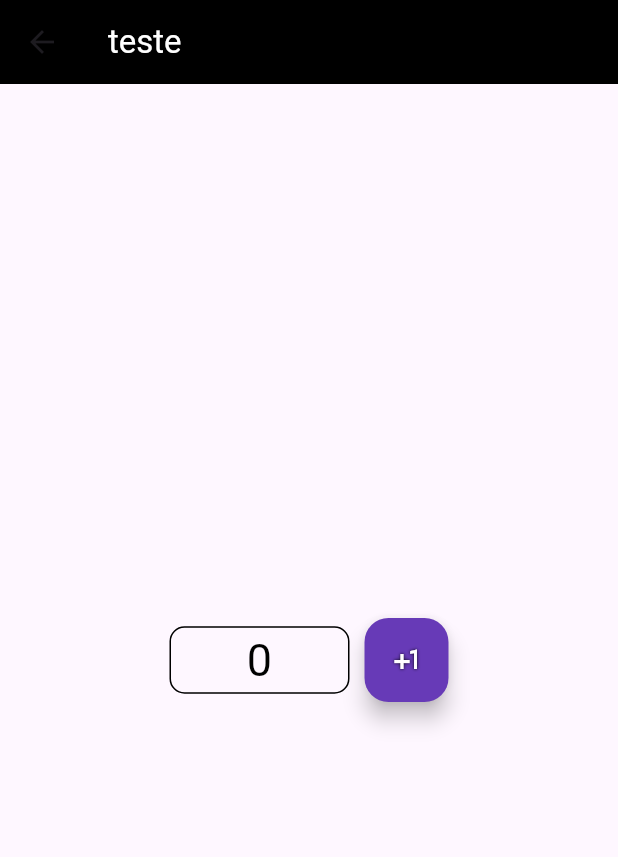
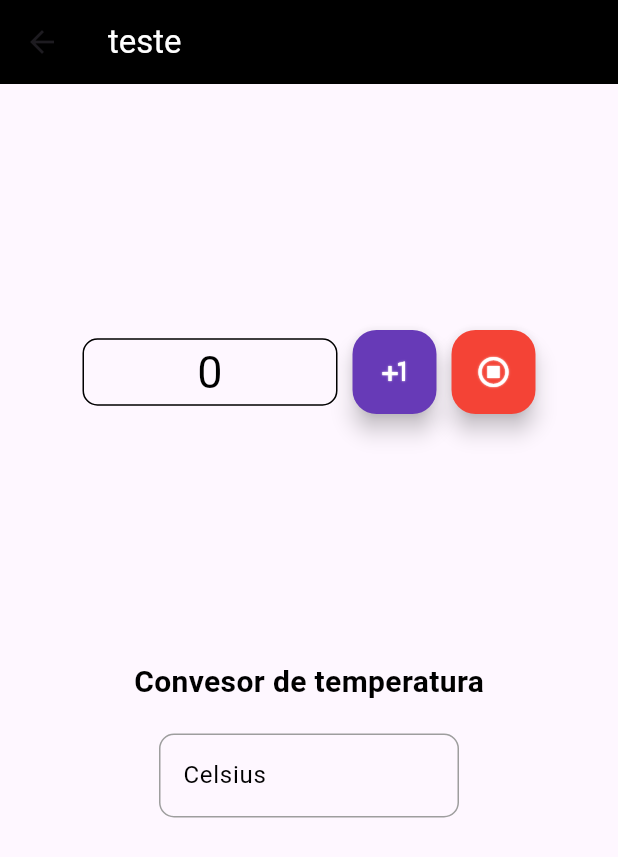
Before and after one commit to gusfrancoo/flutter_faculdade, a Flutter app: the HomeScreen screen opened by its route, on a phone screen of 412 x 824 dp. Shown: the top 857 px of the screen. Run offline on Flutter 3.47's test engine with Material 3 defaults, Android fonts, the phone set to English and light mode, and no system bars; our stand-ins replace get.

Commit message:
teste de implementação de input

```diff
--- a/lib/app/controllers/home_controller.dart
+++ b/lib/app/controllers/home_controller.dart
@@ -1,10 +1,14 @@
 
+import 'package:flutter/material.dart';
 import 'package:get/get.dart';
 
 class HomeController extends GetxController {
 
   final RxBool carregado = false.obs;
   final RxInt contador = 0.obs;
+  // final RxInt celsius = 0.obs;
+
+  final celsius = TextEditingController();
 
 
   @override
@@ -12,4 +16,5 @@ class HomeController extends GetxController {
     carregado.value = true;
   }
 
+
 }
--- a/lib/app/screens/auth/login_screen.dart
+++ b/lib/app/screens/auth/login_screen.dart
@@ -15,6 +15,7 @@ class LoginScreen extends StatelessWidget {
 
     return Scaffold(
 
+      appBar: AppBar(backgroundColor: Colors.black),
       body:
           Center(
             child: Padding(
--- a/lib/app/screens/home_screen.dart
+++ b/lib/app/screens/home_screen.dart
@@ -19,15 +19,13 @@ class HomeScreen extends StatelessWidget {
           Column(
             children: [
               Expanded(
-                child: Center(
                 child: Padding(
                   padding: const EdgeInsets.symmetric(horizontal: 10),
                   child: Row(
                     mainAxisAlignment: MainAxisAlignment.center,
                     children: [
                       Container(
-                          width: 120,
-                          height: 45,
+                        width: 170,
                           decoration: BoxDecoration(
                             border: Border.all(color: Colors.black, width: 1),
                             borderRadius: BorderRadius.all(Radius.circular(10)),
@@ -41,9 +39,11 @@ class HomeScreen extends StatelessWidget {
 
                             ),
                           ),
+
                       ),
                       SizedBox(width: 10,),
                       FloatingActionButton(
+                        // hoverElevation: 10,
                         onPressed: () {
 
                           _controller.contador.value++;
@@ -54,8 +54,27 @@ class HomeScreen extends StatelessWidget {
                           color: Colors.white,
                           shadows: [
                             Shadow(
-                                blurRadius: 2,
-                                color: Colors.black
+                              blurRadius: 1,
+                              color: Colors.white
+                              )
+                          ],
+                        ),
+                      ),
+                      SizedBox(width: 10,),
+                      FloatingActionButton(
+                        // hoverElevation: 10,
+                        onPressed: () {
+
+                          _controller.contador.value = 0;
+                        },
+                        backgroundColor: Colors.red,
+                        child: Icon(
+                          Icons.stop_circle_outlined,
+                          color: Colors.white,
+                          shadows: [
+                            Shadow(
+                              blurRadius: 1,
+                              color: Colors.white
                               )
                           ],
                         ),
@@ -64,6 +83,70 @@ class HomeScreen extends StatelessWidget {
                   ),
                 ),
               ),
+              Expanded(
+                child: Column(
+                  children: [
+                    Text(
+                      'Convesor de temperatura',
+                      style: TextStyle(
+                        fontSize: 20,
+                        color: Colors.black,
+                        fontWeight: FontWeight.bold
+                      ),
+                    ),
+                    const SizedBox(height: 20,),
+                    Row(
+                      mainAxisAlignment: MainAxisAlignment.center,
+                      children: [
+
+                        SizedBox(
+                          width: 200,
+                          child: TextField(
+                            controller: _controller.celsius,
+                            decoration: InputDecoration(
+                              labelText: 'Celsius',
+                              border: OutlineInputBorder(
+                                borderRadius: BorderRadius.circular(10),
+                                borderSide: BorderSide(color: Colors.grey.shade300, width: 1)
+                              ),
+                              enabledBorder: OutlineInputBorder(
+                                borderRadius: BorderRadius.circular(10),
+                                borderSide: BorderSide(color: Colors.grey.shade500, width: 1)
+                              ),
+                              focusedBorder: OutlineInputBorder(
+                                borderRadius: BorderRadius.circular(10),
+                                borderSide: BorderSide(color: Colors.grey.shade500, width: 1)
+                              ),
+                              labelStyle: TextStyle(
+                                color: Colors.black
+                              )
+                            ),
+
+                          ),
+                        ),
+                      ],
+                    ),
+                    // SizedBox(height: 25,),
+                    // Text('Fahrenheit'),
+                    //   Container(
+                    //     width: 170,
+                    //       decoration: BoxDecoration(
+                    //         border: Border.all(color: Colors.black, width: 1),
+                    //         borderRadius: BorderRadius.all(Radius.circular(10)),
+                    //       ),
+                    //       child: Text(
+                    //         _controller.contador.toString(),
+                    //         textAlign: TextAlign.center,
+                    //         style: TextStyle(
+                    //           color: Colors.black,
+                    //           fontSize: 30,
+
+                    //         ),
+                    //       ),
+
+                    //   ),
+                  ],
+                )
               )
             ],
           )
```
Lines whose indentation alone changed are shown as unchanged.
